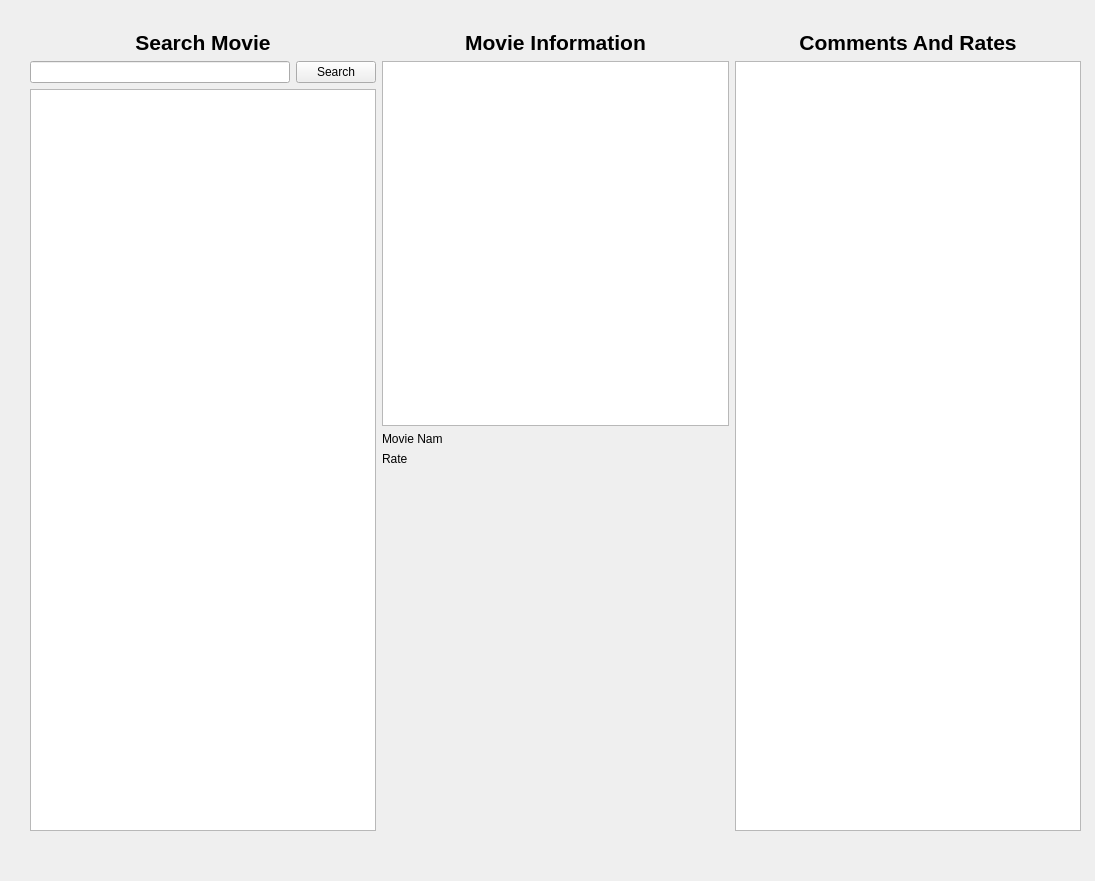
This is ui/mainWindow.ui in rsldgn14/film-app as Qt 5 draws it before an edit. The edited form follows.
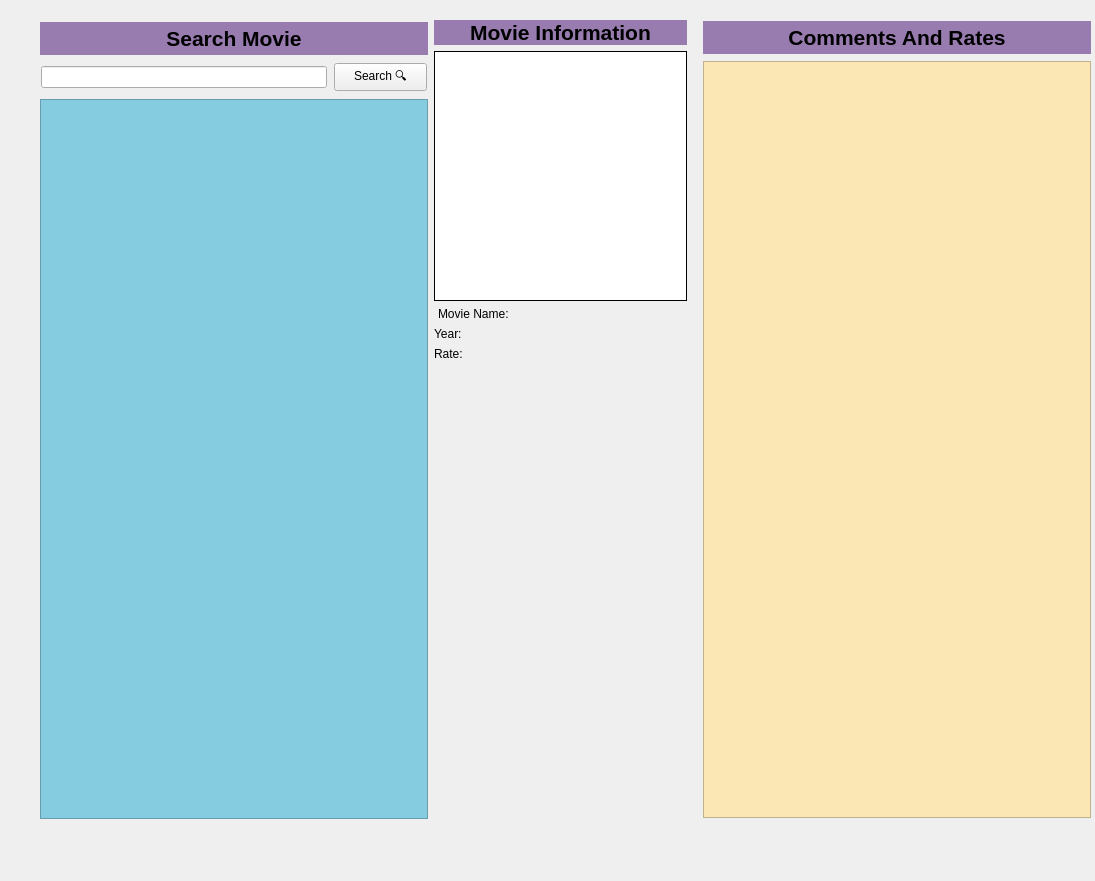
This is the edited form.

What changed in the file:
```diff
--- a/ui/mainWindow.ui
+++ b/ui/mainWindow.ui
@@ -29,8 +29,8 @@
    <widget class="QWidget" name="horizontalLayoutWidget_7">
     <property name="geometry">
      <rect>
-      <x>30</x>
-      <y>30</y>
+      <x>40</x>
+      <y>20</y>
       <width>1051</width>
       <height>801</height>
      </rect>
@@ -40,6 +40,12 @@
       <layout class="QVBoxLayout" name="verticalLayout">
        <item>
         <widget class="QLabel" name="label_2">
+         <property name="maximumSize">
+          <size>
+           <width>388</width>
+           <height>33</height>
+          </size>
+         </property>
          <property name="font">
           <font>
            <pointsize>16</pointsize>
@@ -47,6 +53,9 @@
            <bold>true</bold>
           </font>
          </property>
+         <property name="styleSheet">
+          <string notr="true">background-color: rgba(94,45,132,0.6);</string>
+         </property>
          <property name="text">
           <string>Search Movie</string>
          </property>
@@ -59,6 +68,12 @@
         <layout class="QHBoxLayout" name="horizontalLayout_3">
          <item>
           <widget class="QLineEdit" name="searchInput">
+           <property name="maximumSize">
+            <size>
+             <width>286</width>
+             <height>22</height>
+            </size>
+           </property>
            <property name="text">
             <string/>
            </property>
@@ -66,18 +81,38 @@
          </item>
          <item>
           <widget class="QPushButton" name="searchButton">
+           <property name="maximumSize">
+            <size>
+             <width>93</width>
+             <height>28</height>
+            </size>
+           </property>
            <property name="cursor">
             <cursorShape>PointingHandCursor</cursorShape>
            </property>
+           <property name="styleSheet">
+            <string notr="true"/>
+           </property>
            <property name="text">
-            <string>Search</string>
+            <string> Search 🔍︎ </string>
            </property>
           </widget>
          </item>
         </layout>
        </item>
        <item>
-        <widget class="QListWidget" name="filmList"/>
+        <widget class="QListWidget" name="filmList">
+         <property name="maximumSize">
+          <size>
+           <width>388</width>
+           <height>720</height>
+          </size>
+         </property>
+         <property name="styleSheet">
+          <string notr="true">background-color:rgba(134,204,224,255)
+</string>
+         </property>
+        </widget>
        </item>
       </layout>
      </item>
@@ -85,6 +120,12 @@
       <layout class="QVBoxLayout" name="verticalLayout_2">
        <item>
         <widget class="QLabel" name="label">
+         <property name="maximumSize">
+          <size>
+           <width>253</width>
+           <height>33</height>
+          </size>
+         </property>
          <property name="font">
           <font>
            <pointsize>16</pointsize>
@@ -92,6 +133,9 @@
            <bold>true</bold>
           </font>
          </property>
+         <property name="styleSheet">
+          <string notr="true">background-color: rgba(94,45,132,0.6);</string>
+         </property>
          <property name="text">
           <string>Movie Information</string>
          </property>
@@ -101,7 +145,30 @@
         </widget>
        </item>
        <item>
-        <widget class="QGraphicsView" name="movieImage"/>
+        <widget class="QLabel" name="imageContainer">
+         <property name="minimumSize">
+          <size>
+           <width>0</width>
+           <height>250</height>
+          </size>
+         </property>
+         <property name="maximumSize">
+          <size>
+           <width>253</width>
+           <height>250</height>
+          </size>
+         </property>
+         <property name="styleSheet">
+          <string notr="true">background-color:white;
+border:1px solid;</string>
+         </property>
+         <property name="text">
+          <string/>
+         </property>
+         <property name="alignment">
+          <set>Qt::AlignCenter</set>
+         </property>
+        </widget>
        </item>
        <item>
         <layout class="QHBoxLayout" name="horizontalLayout_6">
@@ -109,7 +176,7 @@
           <widget class="QLabel" name="moviNameLabel">
            <property name="maximumSize">
             <size>
-             <width>60</width>
+             <width>80</width>
              <height>16777215</height>
             </size>
            </property>
@@ -120,6 +187,36 @@
          </item>
          <item>
           <widget class="QLabel" name="moviNameText">
+           <property name="maximumSize">
+            <size>
+             <width>164</width>
+             <height>16</height>
+            </size>
+           </property>
+           <property name="text">
+            <string/>
+           </property>
+          </widget>
+         </item>
+        </layout>
+       </item>
+       <item>
+        <layout class="QHBoxLayout" name="horizontalLayout_12">
+         <item>
+          <widget class="QLabel" name="yearLabel">
+           <property name="maximumSize">
+            <size>
+             <width>60</width>
+             <height>16777215</height>
+            </size>
+           </property>
+           <property name="text">
+            <string>Year:</string>
+           </property>
+          </widget>
+         </item>
+         <item>
+          <widget class="QLabel" name="yearText">
            <property name="text">
             <string/>
            </property>
@@ -138,7 +235,7 @@
             </size>
            </property>
            <property name="text">
-            <string>Rate</string>
+            <string>Rate:</string>
            </property>
           </widget>
          </item>
@@ -170,6 +267,12 @@
       <layout class="QVBoxLayout" name="verticalLayout_3">
        <item>
         <widget class="QLabel" name="label_3">
+         <property name="maximumSize">
+          <size>
+           <width>388</width>
+           <height>33</height>
+          </size>
+         </property>
          <property name="font">
           <font>
            <pointsize>16</pointsize>
@@ -177,6 +280,9 @@
            <bold>true</bold>
           </font>
          </property>
+         <property name="styleSheet">
+          <string notr="true">background-color: rgba(94,45,132,0.6);</string>
+         </property>
          <property name="text">
           <string>Comments And Rates</string>
          </property>
@@ -186,12 +292,35 @@
         </widget>
        </item>
        <item>
-        <widget class="QListWidget" name="commentList"/>
+        <widget class="QListWidget" name="commentList">
+         <property name="maximumSize">
+          <size>
+           <width>388</width>
+           <height>757</height>
+          </size>
+         </property>
+         <property name="styleSheet">
+          <string notr="true">background-color:rgba(251,231,180,255);</string>
+         </property>
+        </widget>
        </item>
       </layout>
      </item>
     </layout>
    </widget>
+   <widget class="QLabel" name="directorText_2">
+    <property name="geometry">
+     <rect>
+      <x>810</x>
+      <y>680</y>
+      <width>274</width>
+      <height>16</height>
+     </rect>
+    </property>
+    <property name="text">
+     <string/>
+    </property>
+   </widget>
   </widget>
  </widget>
  <resources/>
```
Left out of the diff: 3 changed lines with no effect on the pictures.
